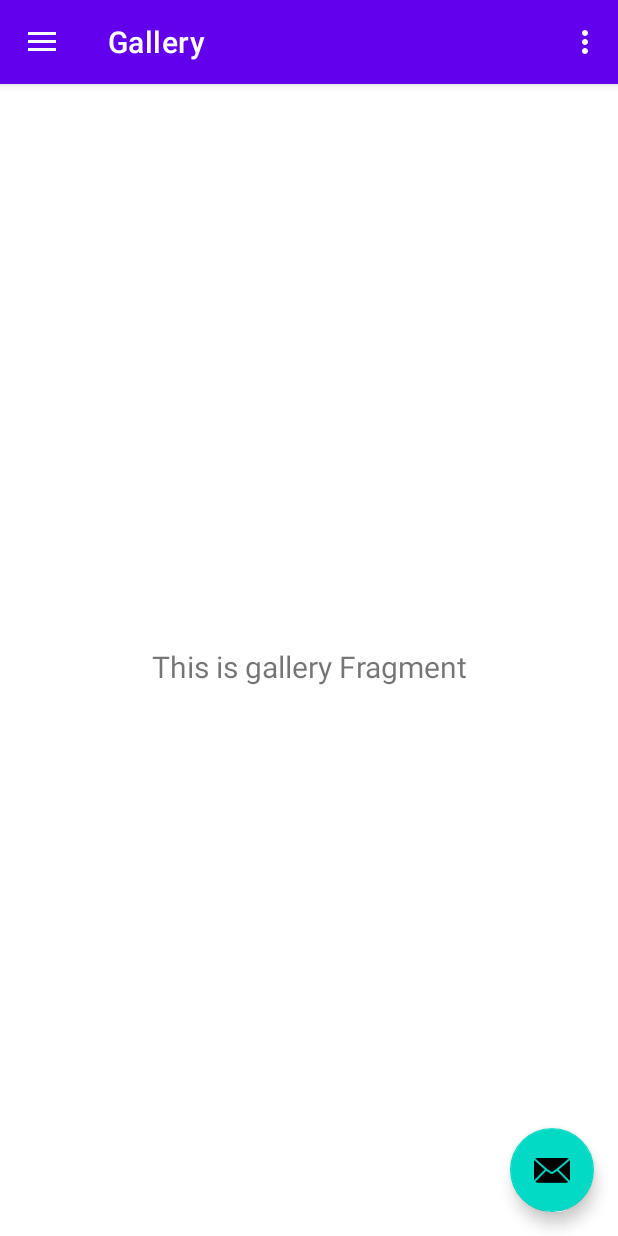
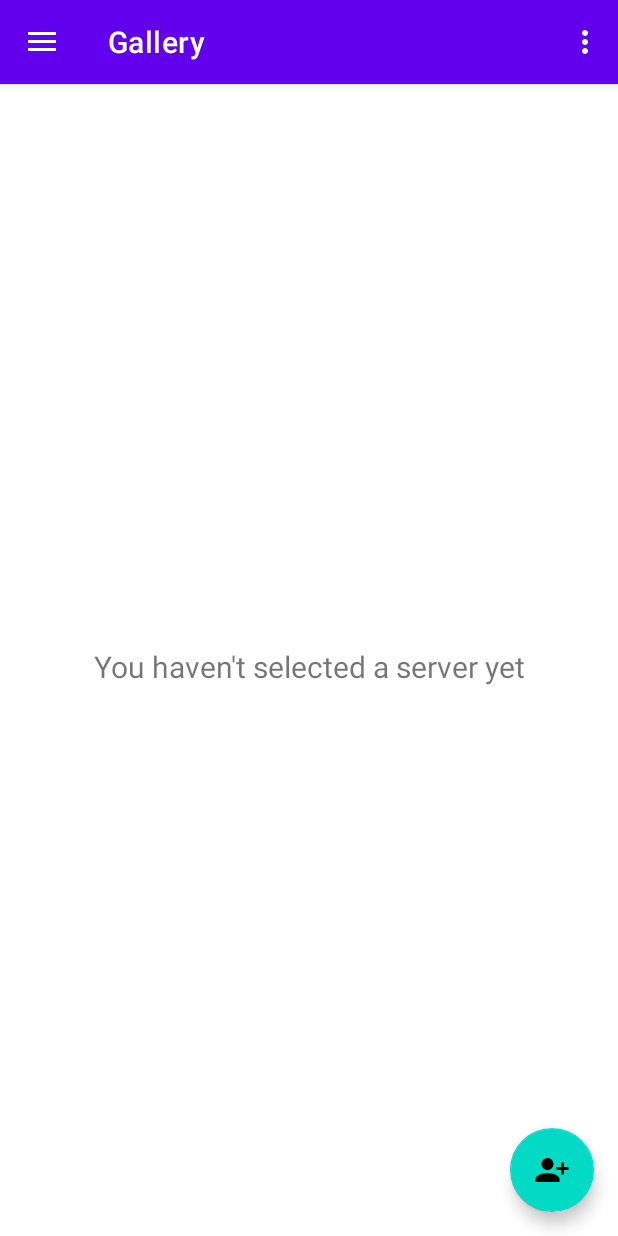
Before and after one commit to AfroOrange/JayuwokiKT, an Android app: the MainActivity screen opened directly, with no data from a screen before it, in the side drawer, after a tap on "User List", on a phone screen of 412 x 824 dp. Run offline under Robolectric (Android 15) with nearby library versions, the phone set to English and light mode, and no system bars; our stand-ins replace Firebase (no records; nobody signed in at launch, a user with empty details on screens opened directly), navigation-ui.

```diff
--- a/app/build.gradle.kts
+++ b/app/build.gradle.kts
@@ -2,6 +2,7 @@ plugins {
     alias(libs.plugins.kotlin.android)
     id("com.android.application")
     id("com.google.gms.google-services")
+    id("androidx.navigation.safeargs.kotlin")
 }
 
 android {
--- a/app/src/main/java/com/example/privaditaapp/ui/activities/MainActivity.kt
+++ b/app/src/main/java/com/example/privaditaapp/ui/activities/MainActivity.kt
@@ -42,12 +42,6 @@ class MainActivity : AppCompatActivity() {
         setContentView(binding.root)
 
         setSupportActionBar(binding.appBarMain.toolbar)
-
-        binding.appBarMain.fab.setOnClickListener { view ->
-            Snackbar.make(view, "Replace with your own action", Snackbar.LENGTH_LONG)
-                .setAction("Action", null)
-                .setAnchorView(R.id.fab).show()
-        }
 
         val drawerLayout: DrawerLayout = binding.drawerLayout
         val navView: NavigationView = binding.navView
@@ -101,23 +95,6 @@ class MainActivity : AppCompatActivity() {
         return true
     }
 
-    override fun onOptionsItemSelected(item: MenuItem): Boolean {
-        return when (item.itemId) {
-            R.id.nav_logout -> {
-                // Debug log for logout menu item
-                Log.d("MainActivity", "Logout menu item selected")
-                // Handle logout action
-                FirebaseAuth.getInstance().signOut()
-                // Redirect to login activity or perform other actions
-                val intent = Intent(this, LoginActivity::class.java)
-                intent.flags = Intent.FLAG_ACTIVITY_NEW_TASK or Intent.FLAG_ACTIVITY_CLEAR_TASK
-                startActivity(intent)
-                true
-            }
-            else -> super.onOptionsItemSelected(item)
-        }
-    }
-
     override fun onSupportNavigateUp(): Boolean {
         // initialize ui elements
         val navController = findNavController(R.id.nav_host_fragment_content_main)
--- a/app/src/main/java/com/example/privaditaapp/ui/gallery/UsersFragment.kt
+++ b/app/src/main/java/com/example/privaditaapp/ui/gallery/UsersFragment.kt
@@ -4,7 +4,6 @@ import android.os.Bundle
 import android.view.LayoutInflater
 import android.view.View
 import android.view.ViewGroup
-import android.widget.TextView
 import androidx.fragment.app.Fragment
 import androidx.lifecycle.ViewModelProvider
 import com.example.privaditaapp.databinding.FragmentGalleryBinding
@@ -12,26 +11,23 @@ import com.example.privaditaapp.databinding.FragmentGalleryBinding
 class UsersFragment : Fragment() {
 
     private var _binding: FragmentGalleryBinding? = null
-
-    // This property is only valid between onCreateView and
-    // onDestroyView.
     private val binding get() = _binding!!
 
     override fun onCreateView(
-        inflater: LayoutInflater,
-        container: ViewGroup?,
+        inflater: LayoutInflater, container: ViewGroup?,
         savedInstanceState: Bundle?
     ): View {
-        val galleryViewModel =
-            ViewModelProvider(this)[UsersViewModel::class.java]
+        val usersViewModel =
+            ViewModelProvider(this).get(UsersViewModel::class.java)
 
         _binding = FragmentGalleryBinding.inflate(inflater, container, false)
         val root: View = binding.root
 
-        val textView: TextView = binding.textGallery
-        galleryViewModel.text.observe(viewLifecycleOwner) {
+        val textView = binding.textGallery
+        usersViewModel.text.observe(viewLifecycleOwner) {
             textView.text = it
         }
+
         return root
     }
 
--- a/app/src/main/java/com/example/privaditaapp/ui/gallery/UsersViewModel.kt
+++ b/app/src/main/java/com/example/privaditaapp/ui/gallery/UsersViewModel.kt
@@ -7,7 +7,7 @@ import androidx.lifecycle.ViewModel
 class UsersViewModel : ViewModel() {
 
     private val _text = MutableLiveData<String>().apply {
-        value = "This is gallery Fragment"
+        value = "You haven't selected a server yet"
     }
     val text: LiveData<String> = _text
 }
--- a/app/src/main/java/com/example/privaditaapp/ui/home/HomeFragment.kt
+++ b/app/src/main/java/com/example/privaditaapp/ui/home/HomeFragment.kt
@@ -4,7 +4,6 @@ import android.os.Bundle
 import android.view.LayoutInflater
 import android.view.View
 import android.view.ViewGroup
-import android.widget.TextView
 import androidx.fragment.app.Fragment
 import androidx.lifecycle.ViewModelProvider
 import com.example.privaditaapp.databinding.FragmentHomeBinding
@@ -12,14 +11,10 @@ import com.example.privaditaapp.databinding.FragmentHomeBinding
 class HomeFragment : Fragment() {
 
     private var _binding: FragmentHomeBinding? = null
-
-    // This property is only valid between onCreateView and
-    // onDestroyView.
     private val binding get() = _binding!!
 
     override fun onCreateView(
-        inflater: LayoutInflater,
-        container: ViewGroup?,
+        inflater: LayoutInflater, container: ViewGroup?,
         savedInstanceState: Bundle?
     ): View {
         val homeViewModel =
@@ -28,10 +23,11 @@ class HomeFragment : Fragment() {
         _binding = FragmentHomeBinding.inflate(inflater, container, false)
         val root: View = binding.root
 
-        val textView: TextView = binding.textHome
+        val textView = binding.textHome
         homeViewModel.text.observe(viewLifecycleOwner) {
             textView.text = it
         }
+
         return root
     }
 
--- a/app/src/main/java/com/example/privaditaapp/ui/home/HomeViewModel.kt
+++ b/app/src/main/java/com/example/privaditaapp/ui/home/HomeViewModel.kt
@@ -7,7 +7,7 @@ import androidx.lifecycle.ViewModel
 class HomeViewModel : ViewModel() {
 
     private val _text = MutableLiveData<String>().apply {
-        value = "This is home Fragment"
+        value = "Bot is currently offline"
     }
     val text: LiveData<String> = _text
 }
--- /dev/null
+++ b/app/src/main/res/drawable/baseline_library_books_24.xml
@@ -0,0 +1,5 @@
+<vector xmlns:android="http://schemas.android.com/apk/res/android" android:autoMirrored="true" android:height="24dp" android:tint="#000000" android:viewportHeight="24" android:viewportWidth="24" android:width="24dp">
+
+    <path android:fillColor="@android:color/white" android:pathData="M4,6L2,6v14c0,1.1 0.9,2 2,2h14v-2L4,20L4,6zM20,2L8,2c-1.1,0 -2,0.9 -2,2v12c0,1.1 0.9,2 2,2h12c1.1,0 2,-0.9 2,-2L22,4c0,-1.1 -0.9,-2 -2,-2zM19,11L9,11L9,9h10v2zM15,15L9,15v-2h6v2zM19,7L9,7L9,5h10v2z"/>
+
+</vector>
--- /dev/null
+++ b/app/src/main/res/drawable/baseline_person_add_alt_1_24.xml
@@ -0,0 +1,5 @@
+<vector xmlns:android="http://schemas.android.com/apk/res/android" android:height="24dp" android:tint="#000000" android:viewportHeight="24" android:viewportWidth="24" android:width="24dp">
+
+    <path android:fillColor="@android:color/white" android:pathData="M13,8c0,-2.21 -1.79,-4 -4,-4S5,5.79 5,8s1.79,4 4,4S13,10.21 13,8zM15,10v2h3v3h2v-3h3v-2h-3V7h-2v3H15zM1,18v2h16v-2c0,-2.66 -5.33,-4 -8,-4S1,15.34 1,18z"/>
+
+</vector>
--- a/app/src/main/res/layout/app_bar_main.xml
+++ b/app/src/main/res/layout/app_bar_main.xml
@@ -22,13 +22,4 @@
 
     <include layout="@layout/content_main" />
 
-    <com.google.android.material.floatingactionbutton.FloatingActionButton
-        android:id="@+id/fab"
-        android:layout_width="wrap_content"
-        android:layout_height="wrap_content"
-        android:layout_gravity="bottom|end"
-        android:layout_marginEnd="@dimen/fab_margin"
-        android:layout_marginBottom="16dp"
-        app:srcCompat="@android:drawable/ic_dialog_email" />
-
 </androidx.coordinatorlayout.widget.CoordinatorLayout>
--- a/app/src/main/res/layout/fragment_gallery.xml
+++ b/app/src/main/res/layout/fragment_gallery.xml
@@ -19,4 +19,16 @@
         app:layout_constraintEnd_toEndOf="parent"
         app:layout_constraintStart_toStartOf="parent"
         app:layout_constraintTop_toTopOf="parent" />
+
+    <com.google.android.material.floatingactionbutton.FloatingActionButton
+        android:id="@+id/fab"
+        android:layout_width="wrap_content"
+        android:layout_height="wrap_content"
+        android:layout_gravity="bottom|end"
+        android:layout_margin="16dp"
+        android:src="@drawable/baseline_person_add_alt_1_24"
+        app:layout_constraintBottom_toBottomOf="parent"
+        app:layout_constraintEnd_toEndOf="parent"
+        tools:ignore="MissingConstraints" />
+
 </androidx.constraintlayout.widget.ConstraintLayout>
--- a/app/src/main/res/navigation/mobile_navigation.xml
+++ b/app/src/main/res/navigation/mobile_navigation.xml
@@ -1,4 +1,3 @@
-<?xml version="1.0" encoding="utf-8"?>
 <navigation xmlns:android="http://schemas.android.com/apk/res/android"
     xmlns:app="http://schemas.android.com/apk/res-auto"
     xmlns:tools="http://schemas.android.com/tools"
@@ -9,13 +8,15 @@
         android:id="@+id/nav_home"
         android:name="com.example.privaditaapp.ui.home.HomeFragment"
         android:label="@string/menu_home"
-        tools:layout="@layout/fragment_home" />
+        tools:layout="@layout/fragment_home">
+    </fragment>
 
     <fragment
         android:id="@+id/nav_gallery"
         android:name="com.example.privaditaapp.ui.gallery.UsersFragment"
         android:label="@string/menu_gallery"
-        tools:layout="@layout/fragment_gallery" />
+        tools:layout="@layout/fragment_gallery">
+    </fragment>
 
     <fragment
         android:id="@+id/nav_slideshow"
--- a/build.gradle.kts
+++ b/build.gradle.kts
@@ -5,3 +5,9 @@ plugins {
 
     id("com.google.gms.google-services") version "4.4.2" apply false
 }
+
+buildscript {
+    dependencies {
+        classpath("androidx.navigation:navigation-safe-args-gradle-plugin:2.5.3")
+    }
+}
```
Also changed, not shown: app/src/main/res/layout/collection_button.xml (added, +9 -0 lines), app/src/main/res/layout/fragment_home.xml (+7 -0 lines).
